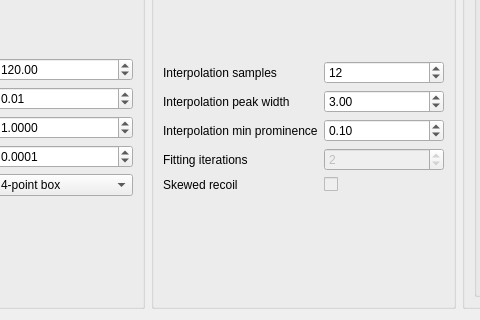
JYU-IBA/potku, file ui_files/ui_optimization_linear_recoil_params.ui: the form before one commit; both pictures show x 170 to 650 and y 83 to 403 of the 947 by 403 pixel window.
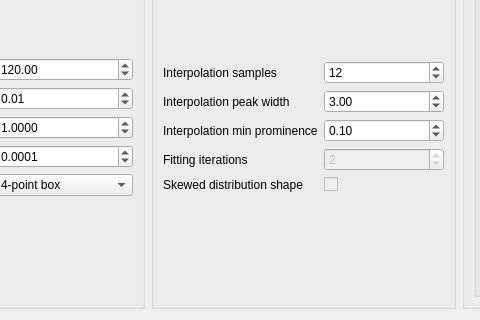
The form after the commit.

Commit message: Rename "skewed recoil" option

What changed in the file:
```diff
--- a/ui_files/ui_optimization_linear_recoil_params.ui
+++ b/ui_files/ui_optimization_linear_recoil_params.ui
@@ -294,7 +294,7 @@
              <string/>
             </property>
             <property name="text">
-             <string>Skewed recoil</string>
+             <string>Skewed distribution shape</string>
             </property>
            </widget>
           </item>
```
Left out of the diff: 2 changed lines with no effect on the pictures. The commit also changes 2 other files.
